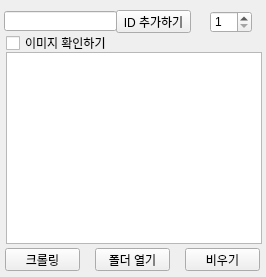
crlotwhite/Tweeter_Crawler, file main.ui: the form before one commit.
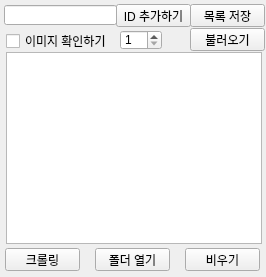
The form after the commit. Icons and pictures are not drawn.

Commit message: Update Load and Save list

```diff
--- a/main.ui
+++ b/main.ui
@@ -34,7 +34,7 @@
     <property name="geometry">
      <rect>
       <x>116</x>
-      <y>10</y>
+      <y>4</y>
       <width>75</width>
       <height>23</height>
      </rect>
@@ -47,7 +47,7 @@
     <property name="geometry">
      <rect>
       <x>4</x>
-      <y>11</y>
+      <y>5</y>
       <width>113</width>
       <height>20</height>
      </rect>
@@ -96,7 +96,7 @@
     <property name="geometry">
      <rect>
       <x>6</x>
-      <y>35</y>
+      <y>33</y>
       <width>131</width>
       <height>16</height>
      </rect>
@@ -118,10 +118,10 @@
    <widget class="QSpinBox" name="spChunk">
     <property name="geometry">
      <rect>
-      <x>210</x>
-      <y>11</y>
+      <x>120</x>
+      <y>30</y>
       <width>42</width>
-      <height>22</height>
+      <height>20</height>
      </rect>
     </property>
     <property name="minimum">
@@ -131,6 +131,32 @@
      <number>200</number>
     </property>
    </widget>
+   <widget class="QPushButton" name="btnSaveList">
+    <property name="geometry">
+     <rect>
+      <x>190</x>
+      <y>4</y>
+      <width>75</width>
+      <height>23</height>
+     </rect>
+    </property>
+    <property name="text">
+     <string>목록 저장</string>
+    </property>
+   </widget>
+   <widget class="QPushButton" name="btnLoadFile">
+    <property name="geometry">
+     <rect>
+      <x>190</x>
+      <y>28</y>
+      <width>75</width>
+      <height>23</height>
+     </rect>
+    </property>
+    <property name="text">
+     <string>불러오기</string>
+    </property>
+   </widget>
   </widget>
  </widget>
  <resources/>
```
The commit also changes 1 other file.
